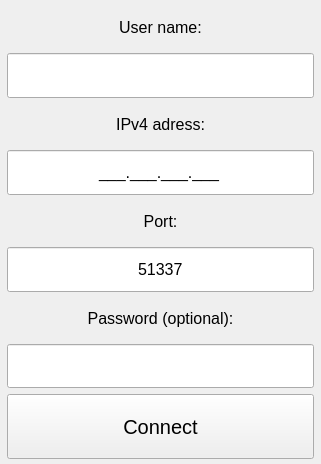
Flone-dnb/Silent, file src/View/ConnectWindow/connectwindow.ui: the form before one commit.
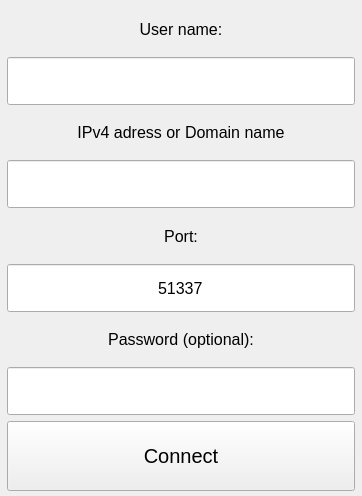
The form after the commit.

Commit message: Added ability to connect by domain name.

Diff of the .ui file:
```diff
--- a/src/View/ConnectWindow/connectwindow.ui
+++ b/src/View/ConnectWindow/connectwindow.ui
@@ -6,8 +6,8 @@
    <rect>
     <x>0</x>
     <y>0</y>
-    <width>321</width>
-    <height>464</height>
+    <width>362</width>
+    <height>496</height>
    </rect>
   </property>
   <property name="windowTitle">
@@ -100,7 +100,7 @@
          <string notr="true"/>
         </property>
         <property name="text">
-         <string>IPv4 adress:</string>
+         <string>IPv4 adress or Domain name</string>
         </property>
         <property name="alignment">
          <set>Qt::AlignCenter</set>
@@ -125,7 +125,7 @@
          <string notr="true"/>
         </property>
         <property name="inputMask">
-         <string>000.000.000.000;_</string>
+         <string/>
         </property>
         <property name="alignment">
          <set>Qt::AlignCenter</set>
```
Left out of the diff: 2 changed lines with no effect on the pictures. The commit also changes 2 other files.
